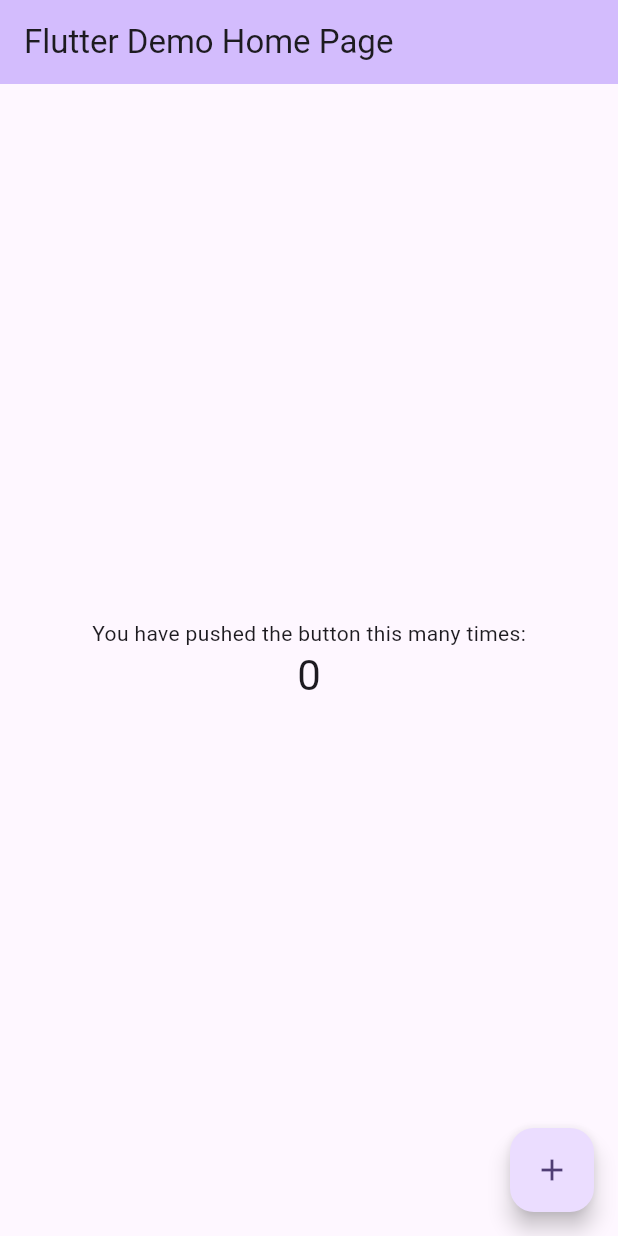
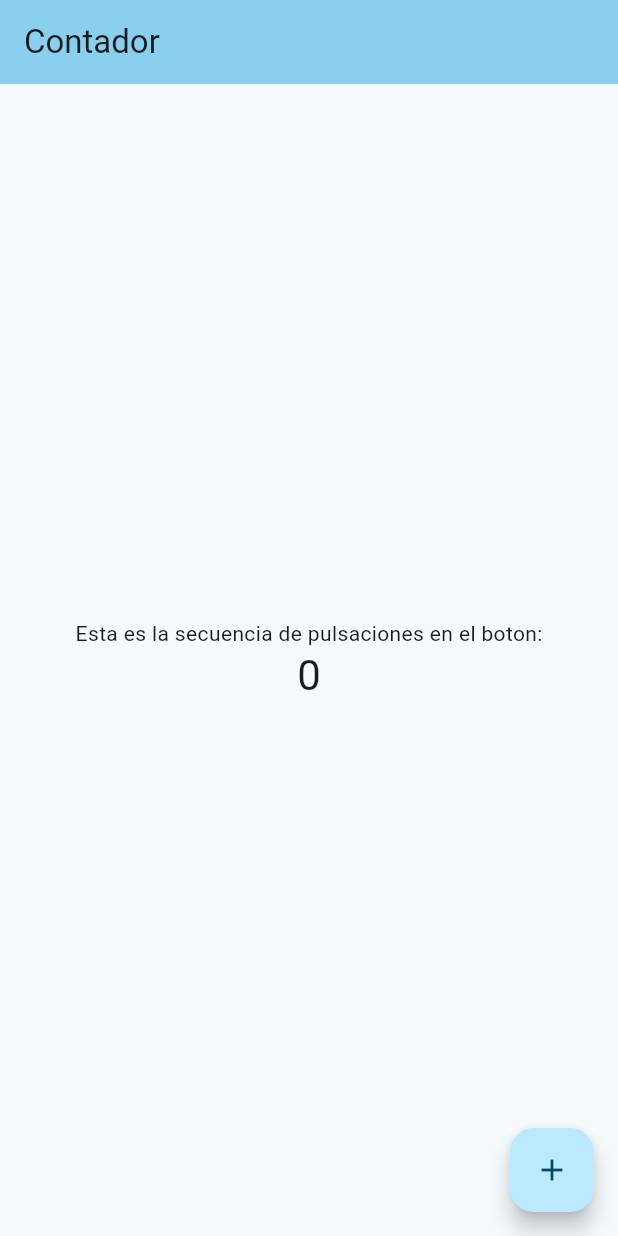
Before and after one commit to jvega9/flutter, a Flutter app: the screen it shows after launch, on a phone screen of 412 x 824 dp. Run offline on Flutter 3.47's test engine with Material 2 defaults, Android fonts, the light colour scheme and no system bars.

Commit message:
cambio de texto en el main.dart

```diff
--- a/lib/main.dart
+++ b/lib/main.dart
@@ -11,6 +11,7 @@
   @override
   Widget build(BuildContext context) {
     return MaterialApp(
+      debugShowCheckedModeBanner: false,
       title: 'Flutter Demo',
       theme: ThemeData(
         // This is the theme of your application.
@@ -28,10 +29,10 @@
         //
         // This works for code too, not just values: Most code changes can be
         // tested with just a hot reload.
-        colorScheme: ColorScheme.fromSeed(seedColor: Colors.deepPurple),
+        colorScheme: ColorScheme.fromSeed(seedColor: Color.fromARGB(255, 71, 154, 185)),
         useMaterial3: true,
       ),
-      home: const MyHomePage(title: 'Flutter Demo Home Page'),
+      home: const MyHomePage(title: 'Contador'),
     );
   }
 }
@@ -106,7 +107,7 @@
           mainAxisAlignment: MainAxisAlignment.center,
           children: <Widget>[
             const Text(
-              'You have pushed the button this many times:',
+              'Esta es la secuencia de pulsaciones en el boton:',
             ),
             Text(
               '$_counter',
```
